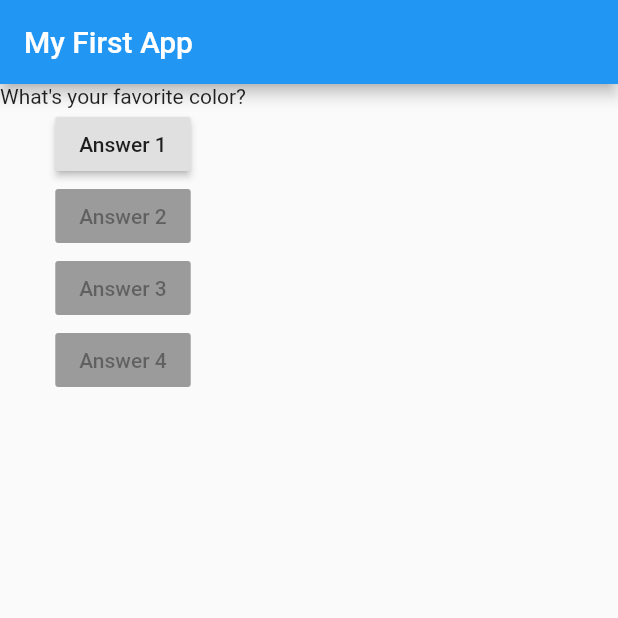
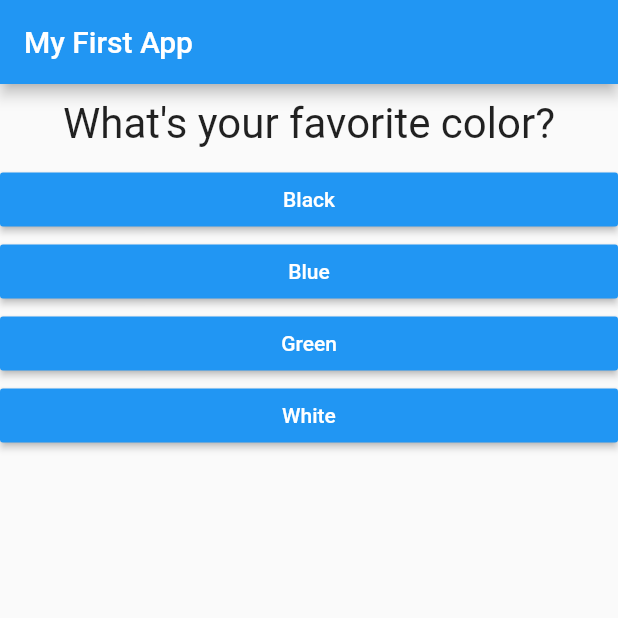
Before and after one commit to manoj7410/flutterBasics, a Flutter app: the screen it shows after launch, on a phone screen of 412 x 824 dp, the top half of it. Run offline on Flutter 3.47's test engine with Material 2 defaults, Android fonts, the phone set to English and light mode, and no system bars.

Commit message:
Adding Better looking Answers

```diff
--- a/basic_project/lib/answer.dart
+++ b/basic_project/lib/answer.dart
@@ -3,14 +3,15 @@ import 'package:flutter/material.dart';
 
 class Answer extends StatelessWidget {
   final Function selectHandler;
-  Answer(this.selectHandler);
+  final String answerText;
+  Answer(this.selectHandler,  this.answerText);
   @override
   Widget build(BuildContext context) {
     return Container(
       width: double.infinity,
 
       child :RaisedButton(
-              child: Text('Answer 1'),
+              child: Text(answerText),
               color: Colors.blue,
               textColor: Colors.white,
               onPressed: selectHandler,
--- a/basic_project/lib/main.dart
+++ b/basic_project/lib/main.dart
@@ -1,5 +1,6 @@
 import 'package:basic_project/question.dart';
 import 'package:flutter/material.dart';
+import './answer.dart';
 
 void main() {
   runApp(MyApp());
@@ -11,24 +12,36 @@ class MyApp extends StatefulWidget {
   @override
   State<StatefulWidget> createState() {
     // TODO: implement createState
-    return MyAppState();
+    return _MyAppState();
   }
 }
 
-class MyAppState extends State<MyApp> {
+class _MyAppState extends State<MyApp> {
   var questionIndex = 0;
-  void answerQestion(){
-   print('Answer chosen');
-   setState(() {
-        questionIndex = questionIndex + 1;
-   });
-   print(questionIndex);
+
+  void answerQuestion() {
+    print('Answer chosen');
+    setState(() {
+      questionIndex = questionIndex + 1;
+    });
+    print(questionIndex);
   }
+
   @override
   Widget build(BuildContext context) {
-    var questions = [
-      'What\'s your favorite color?',
-      'What\'s your favorite animal?',
+    final questions = [
+      {
+        'questionText': 'What\'s your favorite color?',
+        'answers': ['Black', 'Blue', 'Green', 'White'],
+      },
+      {
+        'questionText': 'What\'s your favorite animal?',
+        'answers': ['Dog', 'Cat', 'Rabbit', 'Snake'],
+      },
+      {
+        'questionText': 'Who\'s your favorite Mentor?',
+        'answers': ['Me', 'He', 'She', 'You'],
+      },
     ];
     return MaterialApp(
       home: Scaffold(
@@ -37,23 +50,13 @@ class MyAppState extends State<MyApp> {
         ),
         body: Column(
           children: [
-            Question(questions[questionIndex]),
-            RaisedButton(
-              child: Text('Answer 1'),
-              onPressed: answerQestion,
+            Question(
+              questions[questionIndex]['questionText'],
             ),
-            RaisedButton(
-              child: Text('Answer 2'),
-              onPressed: null,
-            ),
-            RaisedButton(
-              child: Text('Answer 3'),
-              onPressed: null,
-            ),
-            RaisedButton(
-              child: Text('Answer 4'),
-              onPressed: null,
-            ),
+            ...(questions[questionIndex]['answers'] as List<String>)
+                .map((answer) {
+              return Answer(answerQuestion, answer);
+            }).toList()
           ],
         ),
       ),
--- a/basic_project/lib/question.dart
+++ b/basic_project/lib/question.dart
@@ -1,10 +1,18 @@
 import 'package:flutter/material.dart';
 
 class Question extends StatelessWidget {
-  String questionText;
+  final String questionText;
   Question(this.questionText);
   @override
   Widget build(BuildContext context) {
-    return Text(questionText);
+    return Container(
+      width: double.infinity,
+      margin: EdgeInsets.all(10),
+      child: Text(
+        questionText,
+        style: TextStyle(fontSize: 28),
+        textAlign: TextAlign.center,
+      ),
+    );
   }
 }
```
